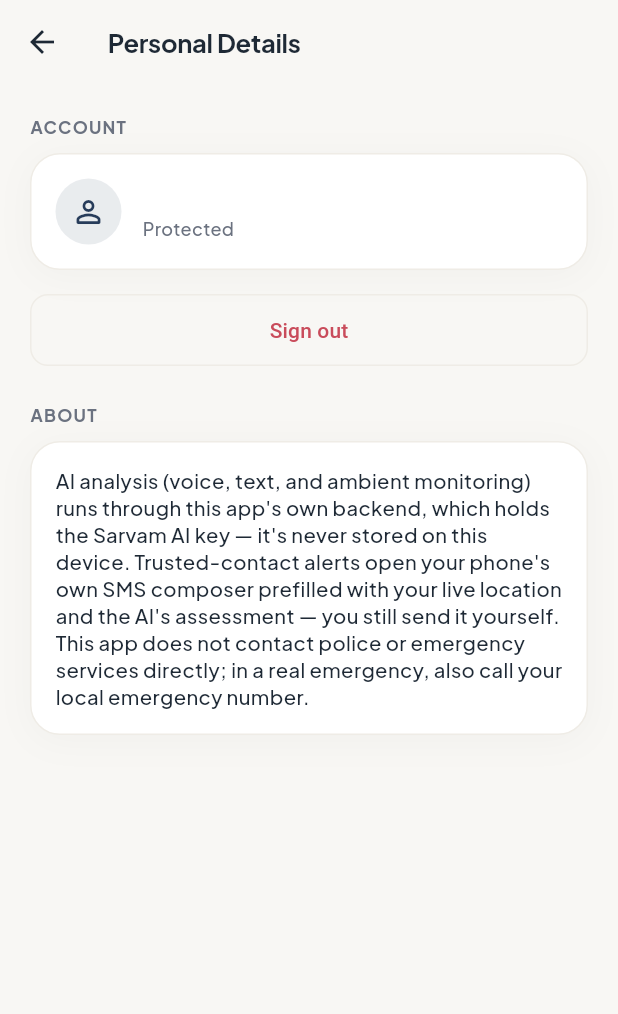
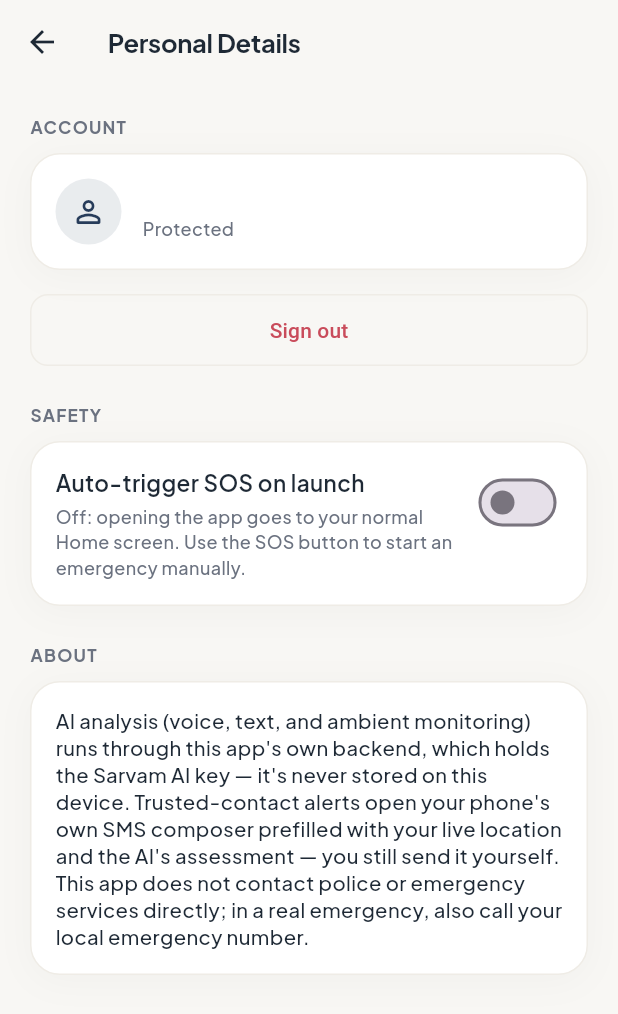
Before and after one commit to DharoonBalajii/ai-women-safety, a Flutter app: the MainShellScreen screen opened directly, after a tap on the "person outline" icon, on a phone screen of 412 x 824 dp. Shown: the top 1014 px of the screen. Run offline on Flutter 3.47's test engine with Material 3 defaults, Android fonts, the phone set to English and light mode, and no system bars; our stand-ins replace battery_plus, flutter_map, flutter_secure_storage, geolocator, google_fonts, latlong2 and 2 more; missing offline and left inert: quick_actions, record; accounts and stored records are empty; network calls fail.

Commit message:
Add auto-trigger-SOS-on-launch toggle
Personal Details gains a "Auto-trigger SOS on launch" switch (off by
default, persisted locally via SharedPreferences — per-device, not synced
to any account). When on, opening the app starts a live SOS immediately
instead of showing Home; when off, the SOS button still needs a deliberate
press-and-hold as before. Only shown for Protected-role accounts.

Co-Authored-By: Claude Sonnet 5 <noreply@anthropic.com>

```diff
--- a/lib/screens/main_shell_screen.dart
+++ b/lib/screens/main_shell_screen.dart
@@ -1,7 +1,11 @@
 import 'package:flutter/material.dart';
+import 'package:provider/provider.dart';
 
+import '../providers/emergency_provider.dart';
+import '../services/app_settings_service.dart';
 import '../theme/home_theme.dart';
 import 'contacts_screen.dart';
+import 'emergency_active_screen.dart';
 import 'history_screen.dart';
 import 'home_screen.dart';
 import 'settings_screen.dart';
@@ -17,6 +21,30 @@ class MainShellScreen extends StatefulWidget {
 
 class _MainShellScreenState extends State<MainShellScreen> {
   int _index = 0;
+
+  @override
+  void initState() {
+    super.initState();
+    WidgetsBinding.instance.addPostFrameCallback((_) => _maybeAutoTriggerSos());
+  }
+
+  /// Runs once, right after this screen first appears — i.e. once per app
+  /// launch (or sign-in), not on every tab switch, since [MainShellScreen]
+  /// itself isn't recreated after that. Only fires if the toggle in
+  /// Personal Details is on and there isn't already a live incident (e.g.
+  /// the app was killed mid-emergency and just reopened into it).
+  Future<void> _maybeAutoTriggerSos() async {
+    final shouldAutoTrigger = await appSettingsService.getAutoTriggerOnLaunch();
+    if (!shouldAutoTrigger || !mounted) return;
+
+    final emergency = context.read<EmergencyProvider>();
+    if (!emergency.hasActiveIncident) {
+      await emergency.triggerVoiceSOS();
+    }
+    if (mounted) {
+      Navigator.of(context).push(MaterialPageRoute(builder: (_) => const EmergencyActiveScreen()));
+    }
+  }
 
   static const _screens = [
     HomeScreen(),
--- a/lib/screens/settings_screen.dart
+++ b/lib/screens/settings_screen.dart
@@ -3,13 +3,39 @@ import 'package:provider/provider.dart';
 
 import '../models/user_role.dart';
 import '../providers/auth_provider.dart';
+import '../services/app_settings_service.dart';
 import '../theme/home_theme.dart';
 
 /// Personal Details: the signed-in person's own account info and sign-out
 /// — nothing about AI configuration here anymore. The Sarvam key is an
 /// admin-provisioned backend secret now; the app never holds or shows one.
-class SettingsScreen extends StatelessWidget {
+class SettingsScreen extends StatefulWidget {
   const SettingsScreen({super.key});
+
+  @override
+  State<SettingsScreen> createState() => _SettingsScreenState();
+}
+
+class _SettingsScreenState extends State<SettingsScreen> {
+  bool _autoTriggerOnLaunch = false;
+  bool _loadedAutoTrigger = false;
+
+  @override
+  void initState() {
+    super.initState();
+    appSettingsService.getAutoTriggerOnLaunch().then((value) {
+      if (!mounted) return;
+      setState(() {
+        _autoTriggerOnLaunch = value;
+        _loadedAutoTrigger = true;
+      });
+    });
+  }
+
+  Future<void> _setAutoTrigger(bool value) async {
+    setState(() => _autoTriggerOnLaunch = value);
+    await appSettingsService.setAutoTriggerOnLaunch(value);
+  }
 
   Future<void> _confirmSignOut(BuildContext context) async {
     final confirmed = await showDialog<bool>(
@@ -99,6 +125,49 @@ class SettingsScreen extends StatelessWidget {
               child: const Text('Sign out'),
             ),
           ),
+          if (user?.role == UserRole.protected) ...[
+            const SizedBox(height: 24),
+            Text('SAFETY', style: HomeText.eyebrow()),
+            const SizedBox(height: 10),
+            Container(
+              padding: const EdgeInsets.all(16),
+              decoration: BoxDecoration(
+                color: Colors.white,
+                borderRadius: BorderRadius.circular(20),
+                border: Border.all(color: HomeColors.cardBorder),
+                boxShadow: [
+                  BoxShadow(color: Colors.black.withValues(alpha: 0.03), blurRadius: 20, offset: const Offset(0, 4)),
+                ],
+              ),
+              child: Row(
+                crossAxisAlignment: CrossAxisAlignment.start,
+                children: [
+                  Expanded(
+                    child: Column(
+                      crossAxisAlignment: CrossAxisAlignment.start,
+                      children: [
+                        Text('Auto-trigger SOS on launch', style: HomeText.cardTitle()),
+                        const SizedBox(height: 4),
+                        Text(
+                          _autoTriggerOnLaunch
+                              ? 'Opening the app immediately starts an emergency — no button press needed.'
+                              : 'Off: opening the app goes to your normal Home screen. Use the SOS button to '
+                                  'start an emergency manually.',
+                          style: HomeText.caption(),
+                        ),
+                      ],
+                    ),
+                  ),
+                  const SizedBox(width: 12),
+                  Switch(
+                    value: _autoTriggerOnLaunch,
+                    activeThumbColor: HomeColors.sosCrimson,
+                    onChanged: _loadedAutoTrigger ? _setAutoTrigger : null,
+                  ),
+                ],
+              ),
+            ),
+          ],
           const SizedBox(height: 24),
           Text('ABOUT', style: HomeText.eyebrow()),
           const SizedBox(height: 10),
--- /dev/null
+++ b/lib/services/app_settings_service.dart
@@ -0,0 +1,19 @@
+import 'package:shared_preferences/shared_preferences.dart';
+
+/// Small local device preferences — nothing here is synced to the backend
+/// or tied to a signed-in account; it's per-device behavior.
+class AppSettingsService {
+  static const _autoTriggerKey = 'auto_trigger_sos_on_launch';
+
+  Future<bool> getAutoTriggerOnLaunch() async {
+    final prefs = await SharedPreferences.getInstance();
+    return prefs.getBool(_autoTriggerKey) ?? false;
+  }
+
+  Future<void> setAutoTriggerOnLaunch(bool value) async {
+    final prefs = await SharedPreferences.getInstance();
+    await prefs.setBool(_autoTriggerKey, value);
+  }
+}
+
+final appSettingsService = AppSettingsService();
```
